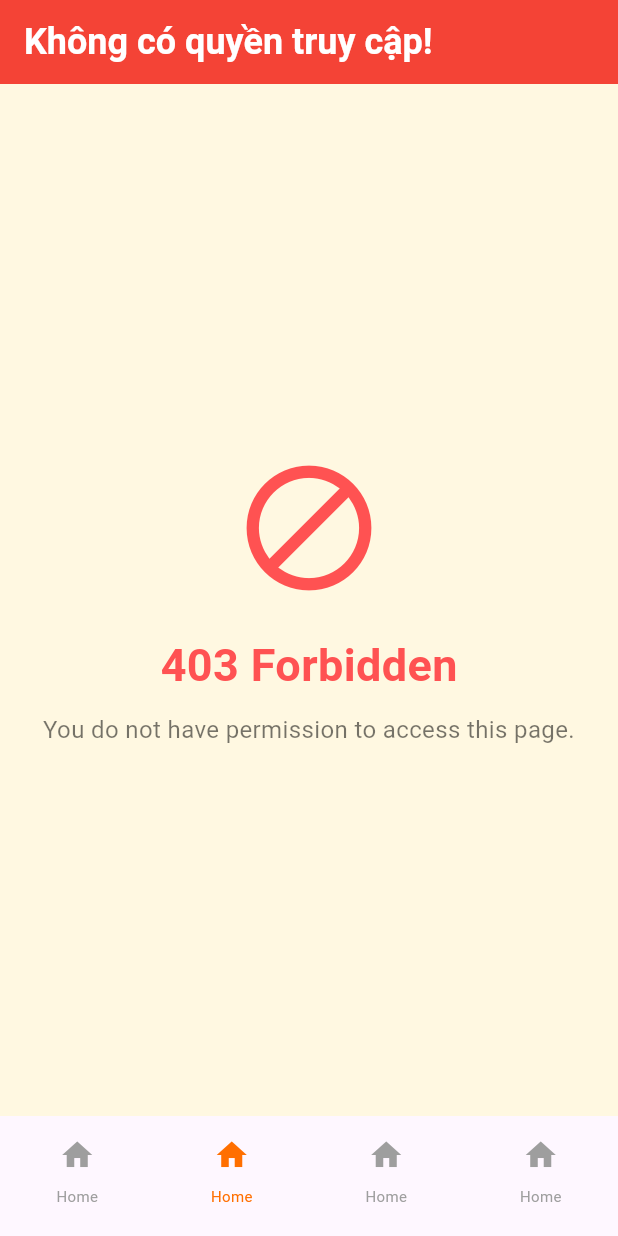
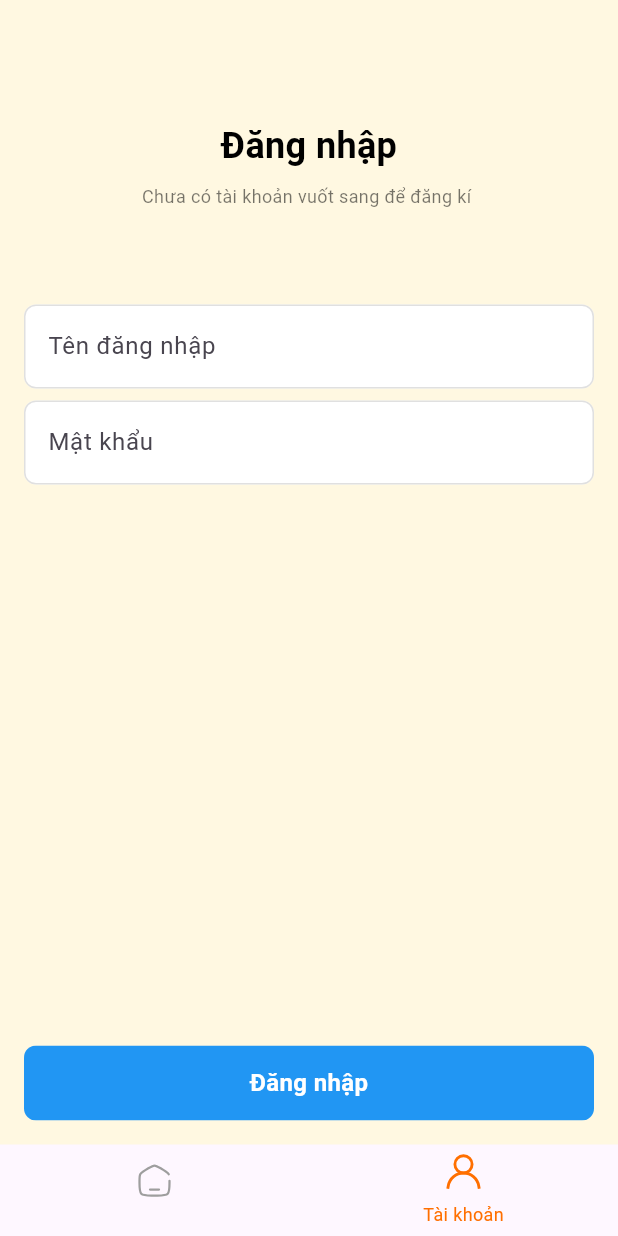
Before and after one commit to nguyenXuanHa02/datn_2025, a Flutter app: the screen it shows after launch, item 2 of the bottom bar chosen, on a phone screen of 412 x 824 dp. Run offline on Flutter 3.47's test engine with Material 3 defaults, Android fonts, the light colour scheme and no system bars; drawn by our look-alikes of flutter_animate; our stand-ins replace cached_network_image, easy_localization, equatable, firebase_core, flutter_bloc, flutter_riverpod and 5 more; missing offline and left inert: mobile_scanner; accounts and stored records are empty; network calls fail.

Commit message:
login sign up , account

```diff
--- a/lib/core/styles/sizes/size_config.dart
+++ b/lib/core/styles/sizes/size_config.dart
@@ -33,6 +33,8 @@ abstract class AppSize {
         height: value,
       );
   static Widget get h16 => h(16);
+  static Widget get h32 => h(32);
+  static Widget get h64 => h(64);
   static Widget get h8 => h(8);
   static Widget get w8 => w(8);
   static Widget get w16 => w(16);
--- /dev/null
+++ b/lib/roles/account/controller.dart
@@ -0,0 +1,62 @@
+import 'dart:convert';
+
+import 'package:flutter_animate/flutter_animate.dart';
+import 'package:kichikichi/commons/bloc/baseController.dart';
+import 'package:kichikichi/core/extensions/utils.dart';
+
+enum AccountRole { guest, customer, staff, manager }
+
+class AccountController extends BaseController {
+  Map<String, dynamic> accountData = {};
+  AccountRole currentRole = AccountRole.guest;
+  Map<String, dynamic> structAccount() => {
+        'role': AccountRole.guest.index,
+        'username': fields['username'],
+        'password': fields['password']
+      };
+
+  Future<void> dangNhap() async {
+    error = {};
+    require('username', message: 'Tên đăng nhập không được để trống');
+    require('password', message: 'Mật khẩu không được để trống');
+    if (!fieldError) {
+      //todo: callapi
+      showLoading();
+      await Future.delayed(1000.ms);
+      hireLoading();
+
+      accountData = structAccount();
+      saveLocal('account', jsonEncode(accountData));
+      currentRole = AccountRole.customer;
+      update();
+    } else {
+      update();
+    }
+  }
+
+  Future<void> dangKy() async {
+    error = {};
+    require('username', message: 'Tên đăng nhập không được để trống');
+    require('password', message: 'Mật khẩu không được để trống');
+    if (!fieldError) {
+      //todo: callapi
+      showLoading();
+      await Future.delayed(1000.ms);
+      hireLoading();
+      currentRole = AccountRole.customer;
+      update();
+    } else {
+      update();
+    }
+  }
+
+  Future<void> dangXuat() async {
+    showLoading();
+    clearLocal('account');
+    fields = {};
+    await Future.delayed(1000.ms);
+    hireLoading();
+    currentRole = AccountRole.guest;
+    update();
+  }
+}
--- /dev/null
+++ b/lib/roles/account/page.dart
@@ -0,0 +1,138 @@
+import 'package:kichikichi/commons/bloc/baseController.dart';
+import 'package:kichikichi/core/base_widget/formtextfield.dart';
+import 'package:kichikichi/roles/account/controller.dart';
+import 'package:kichikichi/roles/account/widget/user_info.dart';
+
+import '../../core/imports/imports.dart';
+
+class AccountPage extends StatelessWidget {
+  const AccountPage({super.key});
+
+  @override
+  Widget build(BuildContext context) {
+    return BaseScaffold<AccountController>(
+      init: AccountController(),
+      (controller) {
+        final customer = Builder(
+          builder: (context) {
+            return Scaffold(
+              body: Column(
+                children: [
+                  Expanded(
+                    child: Column(
+                      children: [
+                        AccountUserInfo(
+                          user: controller.accountData,
+                        )
+                      ],
+                    ),
+                  ),
+                  RoundedButton.text(
+                    'Đăng xuất',
+                    () {
+                      controller.dangXuat();
+                    },
+                  )
+                ],
+              ).safePad(),
+            );
+          },
+        );
+        if (controller.currentRole == AccountRole.customer) {
+          return customer;
+        }
+        if (controller.currentRole == AccountRole.staff) {
+          return Scaffold(
+            body: Text('customer'),
+          );
+        }
+        if (controller.currentRole == AccountRole.manager) {
+          return Scaffold(
+            body: Text('customer'),
+          );
+        }
+        final guestPage = Builder(
+          builder: (context) => Scaffold(
+            body: DefaultTabController(
+              length: 2,
+              child: TabBarView(
+                children: [
+                  Column(
+                    children: [
+                      Expanded(
+                        child: SingleChildScrollView(
+                          child: Column(
+                            children: [
+                              AppSize.h32,
+                              AppSize.h32,
+                              const Text(
+                                'Đăng nhập',
+                                style: AppTextStyles.heading1,
+                              ).fadeInSlideUp(),
+                              AppSize.h8,
+                              const Text(
+                                'Chưa có tài khoản vuốt sang để đăng kí ',
+                                style: AppTextStyles.hintText,
+                              ).fadeInSlideUp(),
+                              AppSize.h64,
+                              textFieldWith<AccountController>('username',
+                                      label: 'Tên đăng nhập')
+                                  .fadeInSlideUp(),
+                              AppSize.h8,
+                              textFieldWith<AccountController>('password',
+                                      label: 'Mật khẩu', isPass: true)
+                                  .fadeInSlideUp(),
+                              AppSize.h8,
+                            ],
+                          ),
+                        ),
+                      ),
+                      RoundedButton.text('Đăng nhập', () {
+                        controller.dangNhap();
+                      }).fadeInSlideUp()
+                    ],
+                  ).safePad(),
+                  Column(
+                    children: [
+                      Expanded(
+                        child: SingleChildScrollView(
+                          child: Column(
+                            children: [
+                              AppSize.h32,
+                              AppSize.h32,
+                              const Text(
+                                'Đăng ký',
+                                style: AppTextStyles.heading1,
+                              ).fadeInSlideUp(),
+                              AppSize.h8,
+                              const Text(
+                                'Đăng kí tài khoản để nhận được nhiều ưu đãi dành riêng cho bạn',
+                                style: AppTextStyles.hintText,
+                              ).fadeInSlideUp(),
+                              AppSize.h64,
+                              textFieldWith<AccountController>('username',
+                                      label: 'Tên đăng nhập')
+                                  .fadeInSlideUp(),
+                              AppSize.h8,
+                              textFieldWith<AccountController>('password',
+                                      label: 'Mật khẩu', isPass: true)
+                                  .fadeInSlideUp(),
+                            ],
+                          ),
+                        ),
+                      ),
+                      RoundedButton.text('Đăng ký', () {
+                        controller.dangKy();
+                      }).fadeInSlideUp()
+                    ],
+                  ).safePad(),
+                ],
+              ),
+            ),
+          ),
+        );
+        return guestPage;
+      },
+    );
+  }
+}
--- a/lib/roles/start_page.dart
+++ b/lib/roles/start_page.dart
@@ -1,5 +1,5 @@
 import 'package:flutter/material.dart';
-import 'package:kichikichi/commons/default/forbidden.dart';
+import 'package:kichikichi/roles/account/page.dart';
 import 'package:kichikichi/roles/customer/home/page.dart';
 import 'package:kichikichi/widgets/customer_bottom_nav.dart';
 
@@ -20,12 +20,7 @@ class _CustomerStartPageState extends State<CustomerStartPage> {
     return Scaffold(
       body: IndexedStack(
         index: bottomBarIndex,
-        children: [
-          const CustomerHomePage(),
-          ForbiddenPage(),
-          Container(),
-          Container(),
-        ],
+        children: const [CustomerHomePage(), AccountPage()],
       ),
       bottomNavigationBar: customerBottomNav(
         bottomBarIndex,
--- a/lib/widgets/customer_bottom_nav.dart
+++ b/lib/widgets/customer_bottom_nav.dart
@@ -1,35 +1,33 @@
-import 'package:flutter/material.dart';
 import 'package:kichikichi/core/base_widget/bottom_nav_item.dart';
+import 'package:kichikichi/core/imports/imports.dart';
+import 'package:kichikichi/core/styles/colors/app_colors.dart';
 
 Widget customerBottomNav(int selectedIndex, Function(int) onTap) {
   return BottomNavigationBar(
     type: BottomNavigationBarType.fixed,
     currentIndex: selectedIndex,
-    showSelectedLabels: false,
+    showSelectedLabels: true,
     showUnselectedLabels: false,
     elevation: 0,
+    selectedFontSize: 12,
+    unselectedFontSize: 1,
+    selectedItemColor: AppColors.primary,
     items: [
-      bottomNavigationBarItem(
-        0,
-        'Home',
-        isSelected: selectedIndex == 0,
-      ),
-      bottomNavigationBarItem(
-        1,
-        'Home',
-        isSelected: selectedIndex == 1,
-      ),
-      bottomNavigationBarItem(
-        2,
-        'Home',
-        isSelected: selectedIndex == 2,
-      ),
-      bottomNavigationBarItem(
-        3,
-        'Home',
-        isSelected: selectedIndex == 3,
-      ),
+      bottomNavigationBarItem(0, 'Trang chủ',
+          isSelected: selectedIndex == 0, svg: 'assets/svg/home.svg'),
+      bottomNavigationBarItem(1, 'Tài khoản',
+          isSelected: selectedIndex == 1, svg: 'assets/svg/account.svg'),
+      // bottomNavigationBarItem(
+      //   2,
+      //   'Home',
+      //   isSelected: selectedIndex == 2,
+      // ),
+      // bottomNavigationBarItem(
+      //   3,
+      //   'Home',
+      //   isSelected: selectedIndex == 3,
+      // ),
     ],
     onTap: onTap,
-  );
+  ).fadeInSlideUp();
 }
```
Also changed, not shown: lib/core/base_widget/bottom_nav_item.dart (+14 -9 lines), lib/core/base_widget/formtextfield.dart (+8 -2 lines), lib/roles/account/widget/user_info.dart (added, +25 -0 lines), assets/svg/account.svg (added), assets/svg/home.svg (added).
